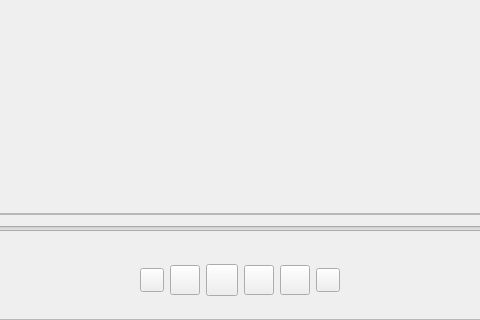
Qt form src/xamp/xamp.ui (billlin0904/xamp2) before a commit; both pictures show x 361 to 841 and y 317 to 637 of the 1145 by 637 pixel window.
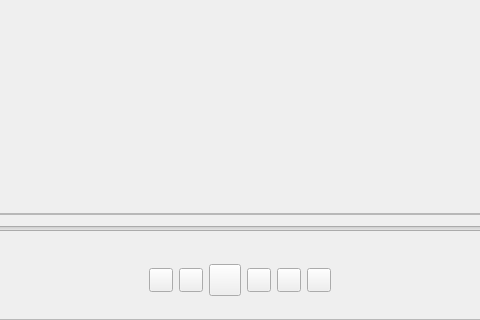
The same form after that commit. Custom widgets are drawn as their Qt base class.

Commit message: 調整UI

Patch:
```diff
--- a/src/xamp/xamp.ui
+++ b/src/xamp/xamp.ui
@@ -785,6 +785,12 @@
          </item>
          <item>
           <widget class="QToolButton" name="eqButton">
+           <property name="minimumSize">
+            <size>
+             <width>24</width>
+             <height>24</height>
+            </size>
+           </property>
            <property name="maximumSize">
             <size>
              <width>24</width>
@@ -800,14 +806,14 @@
           <widget class="QToolButton" name="prevButton">
            <property name="minimumSize">
             <size>
-             <width>30</width>
-             <height>30</height>
+             <width>24</width>
+             <height>24</height>
             </size>
            </property>
            <property name="maximumSize">
             <size>
-             <width>30</width>
-             <height>30</height>
+             <width>24</width>
+             <height>24</height>
             </size>
            </property>
            <property name="text">
@@ -838,14 +844,14 @@
           <widget class="QToolButton" name="nextButton">
            <property name="minimumSize">
             <size>
-             <width>30</width>
-             <height>30</height>
+             <width>24</width>
+             <height>24</height>
             </size>
            </property>
            <property name="maximumSize">
             <size>
-             <width>30</width>
-             <height>30</height>
+             <width>24</width>
+             <height>24</height>
             </size>
            </property>
            <property name="text">
@@ -857,14 +863,14 @@
           <widget class="QToolButton" name="stopButton">
            <property name="minimumSize">
             <size>
-             <width>30</width>
-             <height>30</height>
+             <width>24</width>
+             <height>24</height>
             </size>
            </property>
            <property name="maximumSize">
             <size>
-             <width>30</width>
-             <height>30</height>
+             <width>24</width>
+             <height>24</height>
             </size>
            </property>
            <property name="text">
```
The commit also changes 2 other files.
